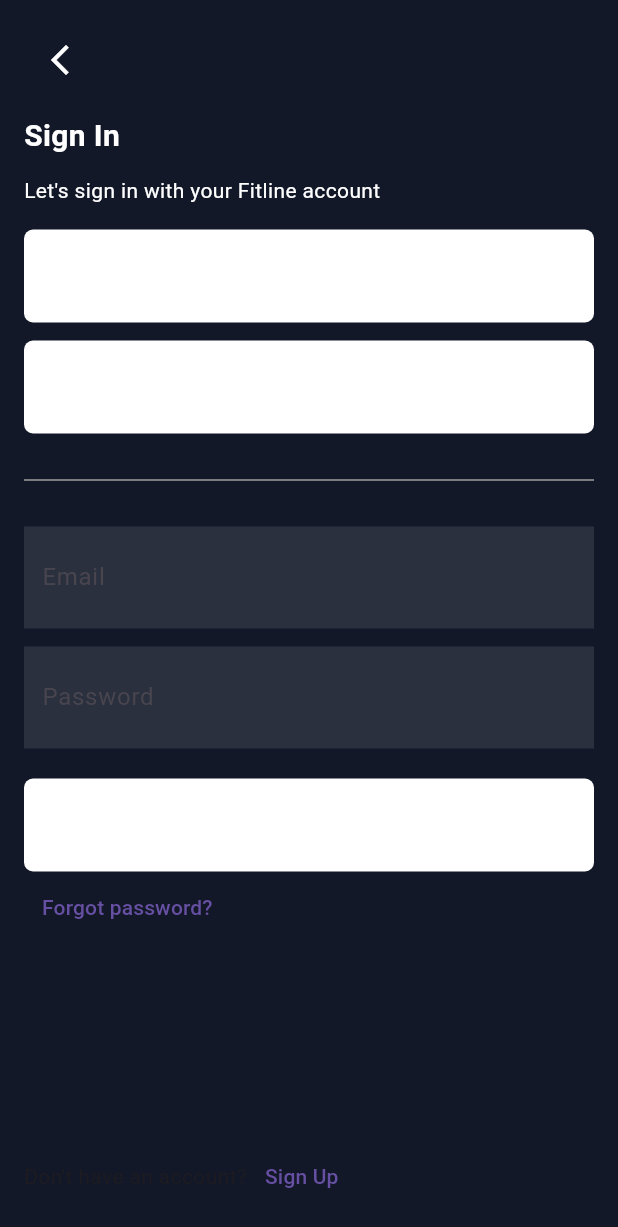
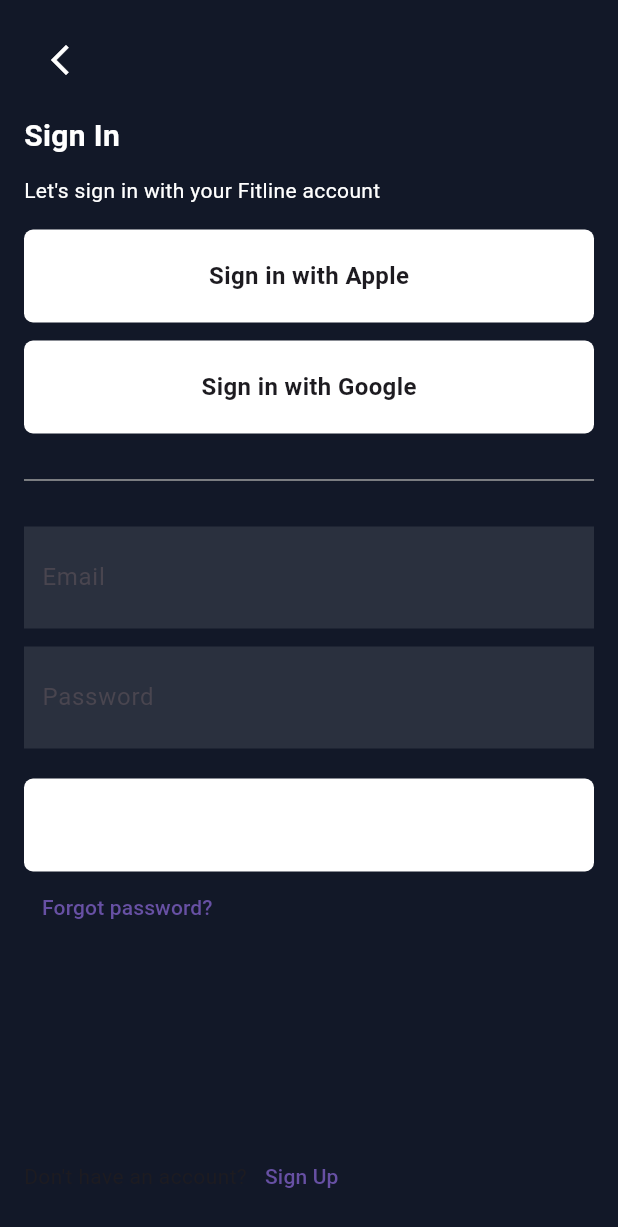
Before and after one commit to JAICHANGPARK/flutter_notebook_chapter_38, a Flutter app: the FitnessSignUpPage screen opened directly, on a phone screen of 412 x 824 dp. Shown: the top 1227 px of the screen. Run offline on Flutter 3.47's test engine with Material 3 defaults, Android fonts, the light colour scheme and no system bars; our stand-ins replace gap, go_router, smooth_page_indicator.

Commit message:
Update fitness_sign_up_page.dart

```diff
--- a/lib/ep1917_fitness_app/view/login/fitness_sign_up_page.dart
+++ b/lib/ep1917_fitness_app/view/login/fitness_sign_up_page.dart
@@ -52,6 +52,16 @@
                   color: Colors.white,
                   borderRadius: BorderRadius.circular(6),
                 ),
+                child: Center(
+                  child: Text(
+
+                    "Sign in with Apple",
+                    style: TextStyle(
+                      fontWeight: FontWeight.bold,
+                      fontSize: 16,
+                    ),
+                  ),
+                ),
               ),
               Gap(12),
               Container(
@@ -59,6 +69,17 @@
                 decoration: BoxDecoration(
                   color: Colors.white,
                   borderRadius: BorderRadius.circular(6),
+                ),
+
+                child: Center(
+                  child: Text(
+
+                    "Sign in with Google",
+                    style: TextStyle(
+                      fontWeight: FontWeight.bold,
+                      fontSize: 16,
+                    ),
+                  ),
                 ),
               ),
               Divider(
```
